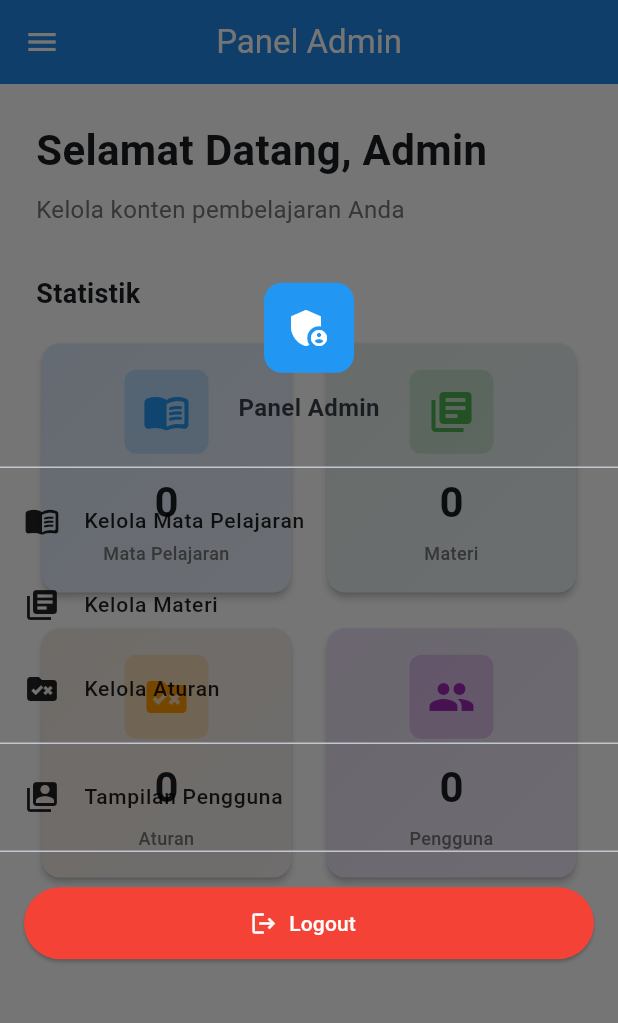
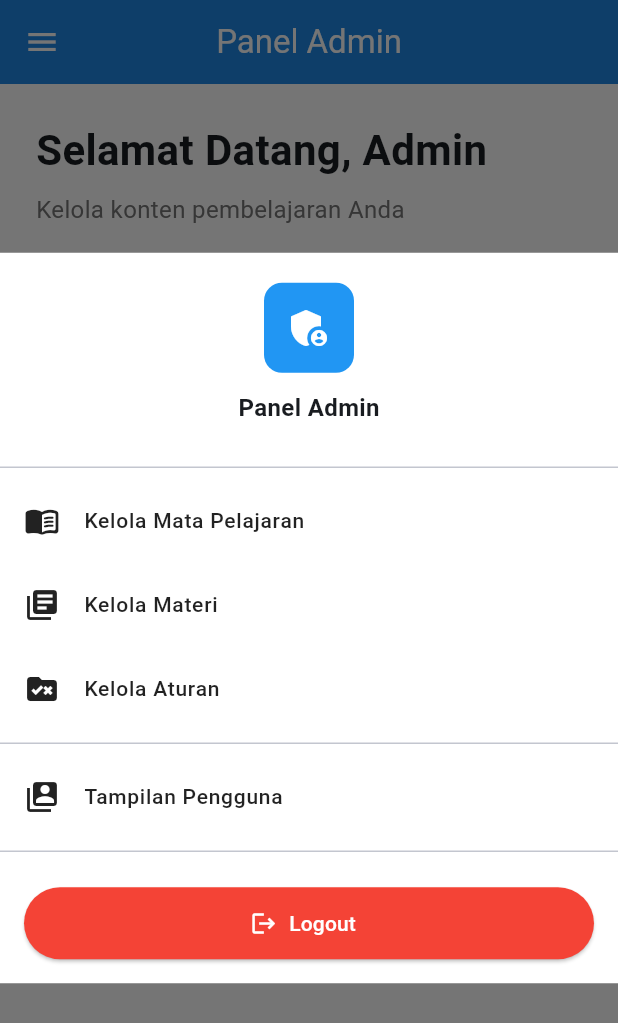
Before and after one commit to JustJorr/Sagemind, a Flutter app: the AdminDashboardScreen screen opened by its route, with the side drawer open, on a phone screen of 412 x 824 dp. Shown: the top 1023 px of the screen. Run offline on Flutter 3.47's test engine with Material 3 defaults, Android fonts, the phone set to English and light mode, and no system bars; our stand-ins replace cloud_firestore, file_picker, firebase_auth, firebase_core, permission_handler, shared_preferences and 2 more; accounts and stored records are empty.

Commit message:
Better readibilty on sidebar

```diff
--- a/lib/screen/admin/admin_dashboard_screen.dart
+++ b/lib/screen/admin/admin_dashboard_screen.dart
@@ -177,7 +177,9 @@ class _AdminDashboardScreenState extends State<AdminDashboardScreen> {
   }
 
   Widget _buildSidebar() {
-    return SingleChildScrollView(
+    return Container(
+      color: Colors.white,
+      child: SingleChildScrollView(
         child: Column(
           children: [
             Container(
@@ -246,8 +248,10 @@ class _AdminDashboardScreenState extends State<AdminDashboardScreen> {
             ),
           ],
         ),
+      ),
     );
   }
+
 
   Widget _buildSidebarItem({
     required IconData icon,
```
Lines whose indentation alone changed are shown as unchanged.
